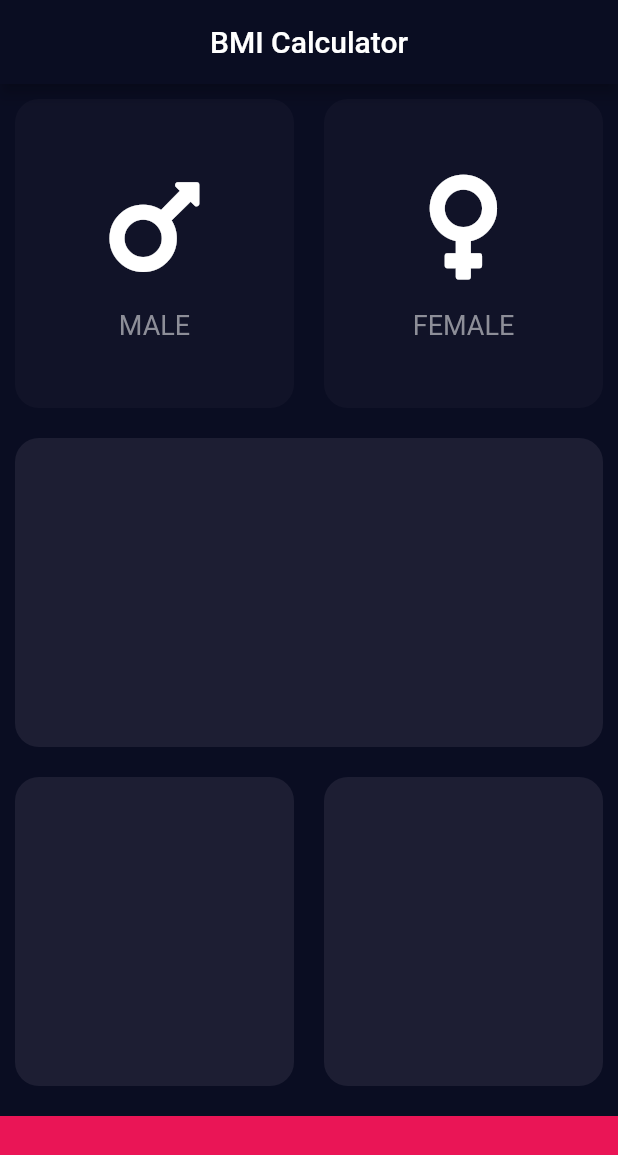
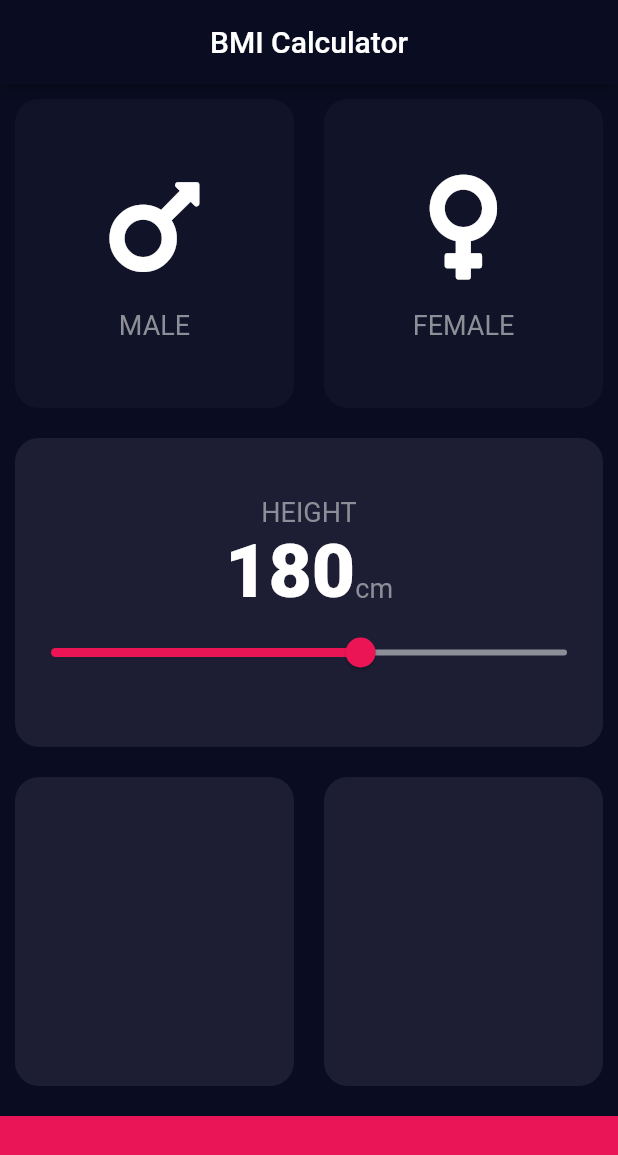
Before and after one commit to swaraj961/BMIApp-Flutter, a Flutter app: the screen it shows after launch, on a phone screen of 412 x 824 dp. Shown: the top 1155 px of the screen. Run offline on Flutter 3.47's test engine with Material 2 defaults, Android fonts, the phone set to English and light mode, and no system bars; our stand-ins replace font_awesome_flutter.

Commit message:
slider added

```diff
--- /dev/null
+++ b/lib/constants.dart
@@ -0,0 +1,14 @@
+import 'package:flutter/material.dart';
+const kActivecolor = Color(0xFF1D1E33);
+const kInactivecolor = Color(0xFF111328);
+const kButtomcontainerheight = 80.0;
+const kButtomcontainercolor = Color(0xFFEA1556);
+const kNumberTextstyle = TextStyle(
+                   fontSize: 50,
+                   fontWeight: FontWeight.w900,
+                   color: Colors.white );
+
+const kLabeltextstyle =TextStyle(
+                   fontSize: 18,
+                   color: Color(0xFF8D8E98),
+                   );
--- a/lib/inputpage.dart
+++ b/lib/inputpage.dart
@@ -2,10 +2,7 @@ import 'package:flutter/material.dart';
 import 'package:font_awesome_flutter/font_awesome_flutter.dart';
 import 'reusable_card.dart';
 import 'icon_content.dart';
-const activecolor = Color(0xFF1D1E33);
-const inactivecolor = Color(0xFF111328);
-const buttomcontainerheight = 80.0;
-const buttomcontainercolor = Color(0xFFEA1556);
+import 'constants.dart';
 enum GenderType{
   male ,
   female,
@@ -20,32 +17,7 @@ class InputPage extends StatefulWidget {
 class _InputPageState extends State<InputPage> {
 
 GenderType selectedgender ;
-/*
-Color malecardcolour= inactivecolor;
-Color femalecardcolour = inactivecolor;
-/
- void updategender( GenderType gender){
-  //malecard was pressed
-  if(gender == GenderType.male){
-    if(malecardcolour== inactivecolor) {
-      malecardcolour= activecolor;
-      femalecardcolour =inactivecolor;
-    }
-  } else {
-    malecardcolour = inactivecolor;
-  }
- if (gender == GenderType.female){
-   if(femalecardcolour == inactivecolor) {
-femalecardcolour=activecolor;
-malecardcolour=inactivecolor;
-  }
-   } else{
-femalecardcolour = inactivecolor;
-}
-
-}
-*/
-
+int height=180;
   @override
   Widget build(BuildContext context) {
     return Scaffold(
@@ -53,68 +25,100 @@ femalecardcolour = inactivecolor;
         title: Text('BMI Calculator'),
         centerTitle: true,
       ),
-
          body: Column(
+          crossAxisAlignment: CrossAxisAlignment.stretch,
           children: <Widget>[
             Expanded(
-              child: Row( // for row  boxes -2
+              child: Row(
+                 // for row  boxes -2
                 children: <Widget>[
-                  Expanded(child: GestureDetector(
-                    onTap: (){
+
+                  Expanded(child: ReusableCard(
+                    onpress: (){
                       setState(() {
-
-            selectedgender = GenderType.male;
+                        selectedgender=GenderType.male;
                       });
-
                     },
-                     child: ReusableCard(
-                       colour: selectedgender == GenderType.male ? activecolor:inactivecolor,
+                    colour: selectedgender == GenderType.male ? kActivecolor:kInactivecolor,
                     cardchild: IconContent(
                    gendericons: FontAwesomeIcons.mars,
                    label: 'MALE',
 
                     ),
 
-
                    ),
                   ),
-                  ),
-                  Expanded(child:GestureDetector(
-                    onTap: (){
+                  Expanded(child:ReusableCard(
+                    onpress: (){
                       setState(() {
-                      selectedgender = GenderType.female;
+                       selectedgender= GenderType.female;
+
                       });
                     },
-                                      child: ReusableCard(
-                      colour:selectedgender == GenderType.female? activecolor:inactivecolor,
+                      colour:selectedgender == GenderType.female? kActivecolor:kInactivecolor,
                     cardchild:IconContent(
                       gendericons: FontAwesomeIcons.venus,
                       label: 'FEMALE',
                     ),
                     ),
                   ),
-                  ),
                 ],
               ),
             ),
-            Expanded(child:ReusableCard(colour:activecolor,),
+            Expanded(child:ReusableCard(
+              colour:kActivecolor,
+            cardchild:Column( mainAxisAlignment: MainAxisAlignment.center,
+              children: <Widget>[
+
+               Text('HEIGHT',style: kLabeltextstyle,),
+               Row(
+                 mainAxisAlignment: MainAxisAlignment.center , //along the lenght of row,
+                 crossAxisAlignment: CrossAxisAlignment.baseline, //along the width,
+                 textBaseline: TextBaseline.alphabetic ,
+                 children: <Widget>[
+                   Text('$height',
+                  style: kNumberTextstyle,
+                   ),
+                   Text('cm',
+                   style: kLabeltextstyle,),
+
+                 ],
+               ),
+Slider(value: height.toDouble(),
+min: 120,
+max: 220,
+
+onChanged: (double newvalue)
+{
+setState(() {
+
+  height = newvalue.round();
+});
+},
+activeColor: Color(0xFFEB1555),
+inactiveColor: Color(0xFF8D8E98),
+),
+],
+  )
+            ),
+
                   ),
 
             Expanded(child: Row( // for row box -2
                 children: <Widget>[
-                  Expanded(child: ReusableCard(colour: activecolor,),
+                  Expanded(child: ReusableCard(colour:kActivecolor,),
                   ),
-                  Expanded(child:ReusableCard(colour: activecolor,),
+                  Expanded(child:ReusableCard(colour: kActivecolor,),
                   ),
                 ],
               ),
               ),
             Container(
 
-              color: buttomcontainercolor,
+              color: kButtomcontainercolor,
               margin: EdgeInsets.only(top: 10),
               width: double.infinity,
-              height: buttomcontainerheight,
+              height: kButtomcontainerheight,
             ) ,
           ],
         ),
--- a/lib/reusable_card.dart
+++ b/lib/reusable_card.dart
@@ -1,16 +1,20 @@
 import 'package:flutter/material.dart';
 class ReusableCard extends StatelessWidget {
-  ReusableCard({@required this.colour, this.cardchild});
+  ReusableCard({@required this.colour, this.cardchild, this.onpress});
 
 final Color colour;
 final  Widget cardchild;
+final Function onpress;
   @override
   Widget build(BuildContext context) {
-    return Container(
-      child: cardchild,
-      margin: EdgeInsets.all(10),
-      decoration: BoxDecoration(borderRadius: BorderRadius.circular(16),
-      color: colour
+    return GestureDetector(
+      onTap: onpress,
+          child: Container(
+        child: cardchild,
+        margin: EdgeInsets.all(10),
+        decoration: BoxDecoration(borderRadius: BorderRadius.circular(16),
+        color: colour
+        ),
       ),
     );
   }
```
Lines whose indentation alone changed are shown as unchanged.
